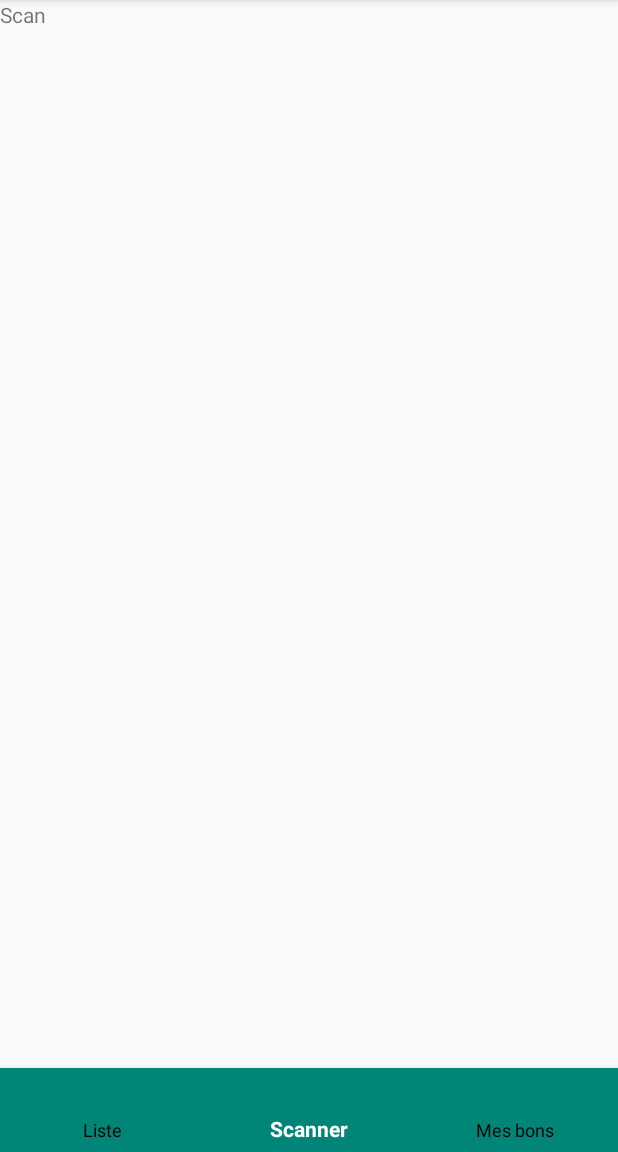
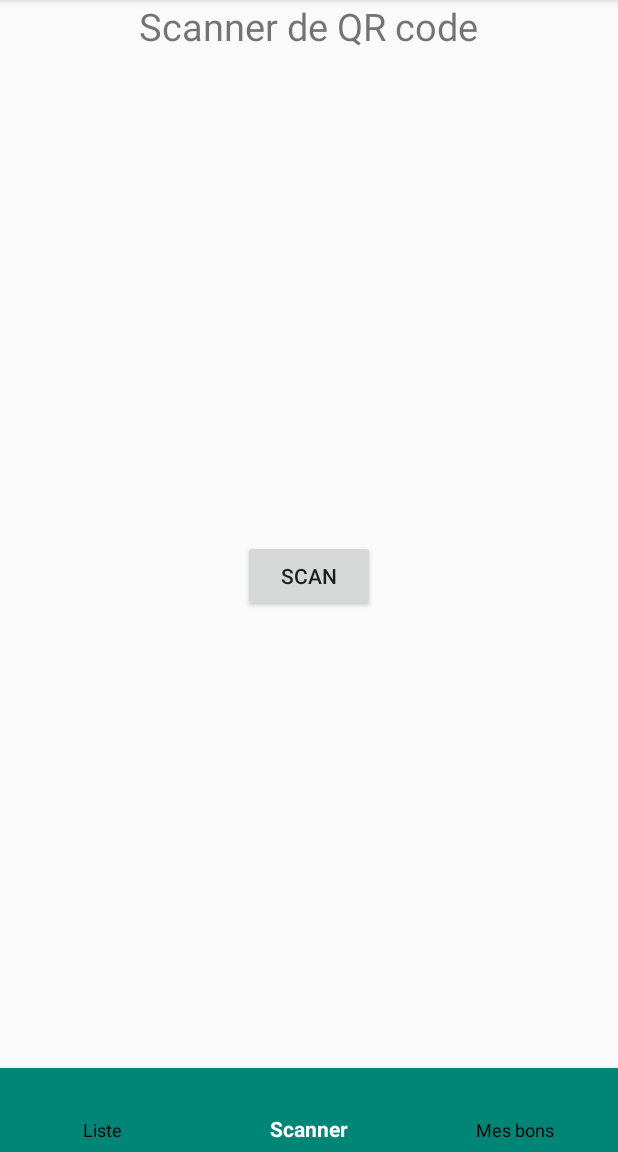
Before and after one commit to CharlesJoa/EgoStyle, an Android app: the ScanActivity screen opened directly, with no data from a screen before it, on a phone screen of 412 x 824 dp, the part 84-1236 px from its top. Run offline under Robolectric (Android 15) with nearby library versions, the phone set to English and light mode, and no system bars; libraries missing offline, so code that uses them is left out: com.google.zxing.integration.

Commit message:
Add QRcode scan

```diff
--- a/app/build.gradle
+++ b/app/build.gradle
@@ -3,6 +3,7 @@ apply plugin: 'com.android.application'
 android {
     compileSdkVersion 29
     buildToolsVersion "29.0.3"
+
     defaultConfig {
         applicationId "com.epsi.egostyleapp"
         minSdkVersion 26
@@ -28,4 +29,8 @@ dependencies {
     androidTestImplementation 'androidx.test.espresso:espresso-core:3.2.0'
     implementation 'androidx.recyclerview:recyclerview:1.1.0'
     implementation 'com.google.android.material:material:1.1.0'
+
+    //ce que j'ajoute
+    implementation 'com.google.zxing:core:3.2.1'
+    implementation 'com.journeyapps:zxing-android-embedded:3.2.0'
 }
--- a/app/src/main/res/layout/activity_scan.xml
+++ b/app/src/main/res/layout/activity_scan.xml
@@ -18,9 +18,21 @@
 
     </com.google.android.material.bottomnavigation.BottomNavigationView>
 
+    //Partie scan
     <TextView
         android:id="@+id/textView3"
         android:layout_width="wrap_content"
         android:layout_height="wrap_content"
-        android:text="Scan" />
+        android:text="Scanner de QR code"
+        android:textSize="25dp"
+        android:layout_centerHorizontal="true"/>
+
+    <Button
+        android:layout_width="wrap_content"
+        android:layout_height="wrap_content"
+        android:layout_centerHorizontal="true"
+        android:layout_centerVertical="true"
+        android:text="SCAN"
+        android:id="@+id/btn_scan"
+        />
 </RelativeLayout>
```
Also changed, not shown: app/src/main/java/com/epsi/egostyleapp/ScanActivity.java (+45 -0 lines).
